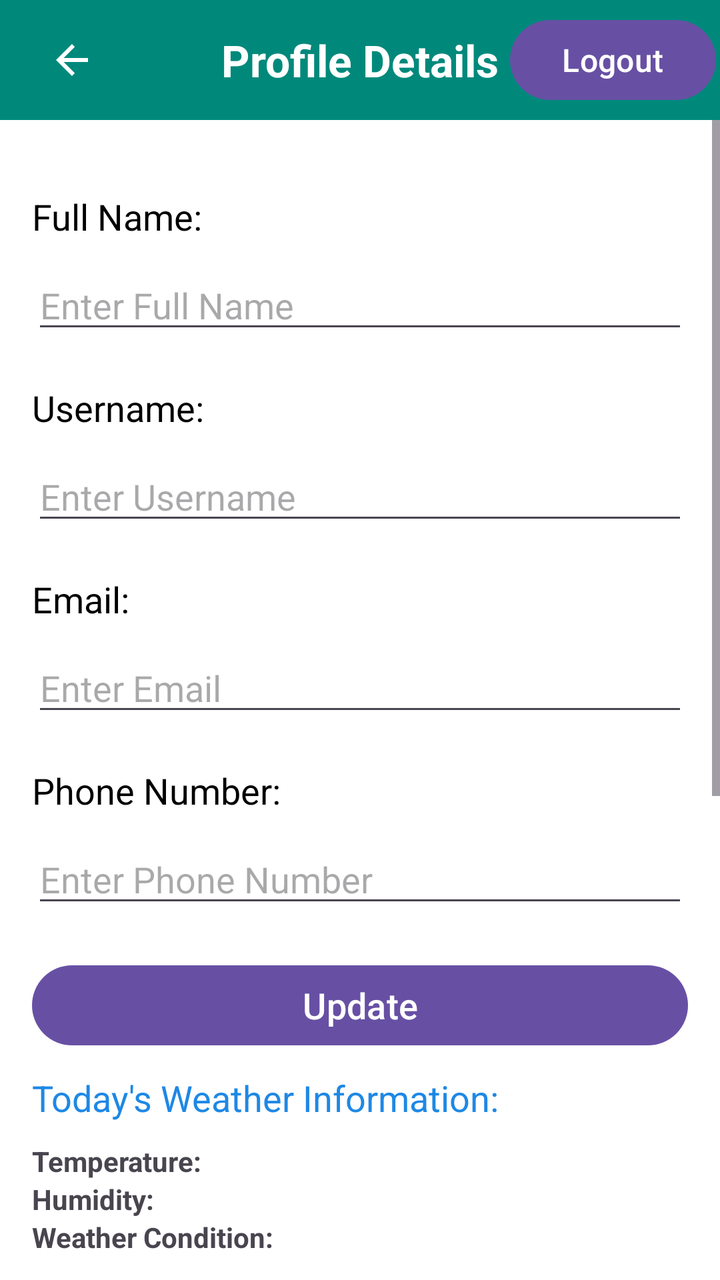
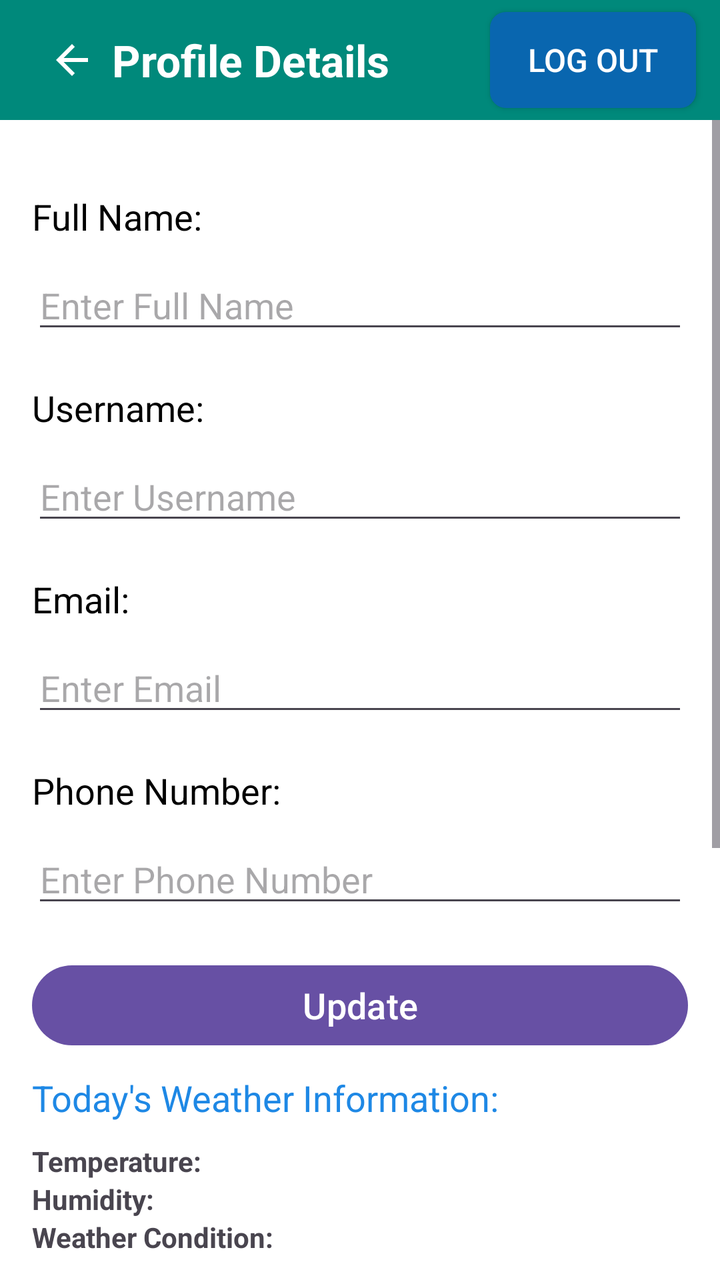

Before-and-after screenshots of an Android layout around one commit, followed by the original layout XML and the change that was made.
<!-- AndroidManifest.xml: application theme Theme.BasaKhuji -->
<!-- res/layout/profile_activity.xml -->
<LinearLayout xmlns:android="http://schemas.android.com/apk/res/android"
    android:layout_width="match_parent"
    android:layout_height="match_parent"
    xmlns:app="http://schemas.android.com/apk/res-auto"
    android:orientation="vertical">

    
    <androidx.appcompat.widget.Toolbar
        android:id="@+id/toolbar"
        android:layout_width="match_parent"
        android:layout_height="60dp"
        android:background="#00897B"
        android:elevation="4dp"
        android:theme="@style/ThemeOverlay.AppCompat.Dark.ActionBar"
        android:popupTheme="@style/ThemeOverlay.AppCompat.Light">

        
        <ImageView
            android:id="@+id/backButton"
            android:layout_width="wrap_content"
            android:layout_height="wrap_content"
            android:src="@drawable/ic_back"
            android:layout_gravity="start"
            android:padding="8dp"
            android:contentDescription="Back" />

        <TextView
        android:id="@+id/profileDetails"
        android:layout_width="wrap_content"
        android:layout_height="wrap_content"
        android:layout_weight="1"
        android:layout_gravity="center"
        android:text="Profile Details"
        android:textColor="@color/white"
        android:textSize="22sp"
        android:textStyle="bold" />

        <Button
            android:id="@+id/logoutButton"
            android:layout_width="103dp"
            android:layout_height="wrap_content"
            android:text="Logout"
            android:textColor="@color/white"
            android:layout_gravity="end"
            android:layout_marginEnd="2dp"
            android:textSize="16sp" />

    </androidx.appcompat.widget.Toolbar>

<ScrollView

    xmlns:tools="http://schemas.android.com/tools"
    android:layout_width="match_parent"
    android:layout_height="match_parent">

<RelativeLayout
    android:layout_width="match_parent"
    android:layout_height="wrap_content"
    android:background="@color/white"
    android:padding="16dp"
    tools:ignore="WebViewLayout">

    <TextView
        android:id="@+id/fullNameTextView"
        android:layout_width="wrap_content"
        android:layout_height="wrap_content"
        android:text="Full Name:"
        android:textSize="18sp"
        android:textColor="@color/black"
        android:layout_marginTop="20dp"/>

    <EditText
        android:id="@+id/fullNameEditText"
        android:layout_width="match_parent"
        android:layout_height="wrap_content"
        android:layout_below="@id/fullNameTextView"
        android:layout_marginTop="10dp"
        android:hint="Enter Full Name"
        android:inputType="text"
        android:textColor="@color/black"/>

    <TextView
        android:id="@+id/usernameTextView"
        android:layout_width="wrap_content"
        android:layout_height="wrap_content"
        android:text="Username:"
        android:textSize="18sp"
        android:textColor="@color/black"
        android:layout_below="@id/fullNameEditText"
        android:layout_marginTop="20dp"/>

    <EditText
        android:id="@+id/usernameEditText"
        android:layout_width="match_parent"
        android:layout_height="wrap_content"
        android:layout_below="@id/usernameTextView"
        android:layout_marginTop="10dp"
        android:hint="Enter Username"
        android:inputType="text"
        android:textColor="@color/black"/>

    <TextView
        android:id="@+id/emailTextView"
        android:layout_width="wrap_content"
        android:layout_height="wrap_content"
        android:text="Email:"
        android:textSize="18sp"
        android:textColor="@color/black"
        android:layout_below="@id/usernameEditText"
        android:layout_marginTop="20dp"/>

    <EditText
        android:id="@+id/emailEditText"
        android:layout_width="match_parent"
        android:layout_height="wrap_content"
        android:layout_below="@id/emailTextView"
        android:layout_marginTop="10dp"
        android:hint="Enter Email"
        android:inputType="textEmailAddress"
        android:textColor="@color/black"/>

    <TextView
        android:id="@+id/phoneNumberTextView"
        android:layout_width="wrap_content"
        android:layout_height="wrap_content"
        android:text="Phone Number:"
        android:textSize="18sp"
        android:textColor="@color/black"
        android:layout_below="@id/emailEditText"
        android:layout_marginTop="20dp"/>

    <EditText
        android:id="@+id/phoneNumberEditText"
        android:layout_width="match_parent"
        android:layout_height="wrap_content"
        android:layout_below="@id/phoneNumberTextView"
        android:layout_marginTop="10dp"
        android:hint="Enter Phone Number"
        android:inputType="phone"
        android:textColor="@color/black"/>

    <Button
        android:id="@+id/updateButton"
        android:layout_width="match_parent"
        android:layout_height="wrap_content"
        android:layout_below="@id/phoneNumberEditText"
        android:layout_marginTop="20dp"
        android:text="Update"
        android:textColor="@color/white"
        android:textSize="18sp"/>

    <TextView
        android:layout_width="match_parent"
        android:layout_height="wrap_content"
        android:id="@+id/wid"
        android:layout_below="@+id/updateButton"
        android:layout_marginTop="10dp"
        android:textSize="18sp"
        android:textColor="#1E88E5"
        android:text="Today's Weather Information:"
        />
    <LinearLayout
        android:layout_width="wrap_content"
        android:layout_height="wrap_content"
        android:orientation="vertical"
        android:id="@+id/weather"
        android:layout_marginTop="10dp"
        android:layout_marginBottom="10dp"
        android:layout_below="@+id/wid">

        <TextView
            android:layout_width="wrap_content"
            android:layout_height="wrap_content"
            android:id="@+id/temperatureTextView"
            android:text="Temperature: "
            android:textStyle="bold"
            android:layout_marginEnd="8dp"/>

        <TextView
            android:layout_width="wrap_content"
            android:layout_height="wrap_content"
            android:id="@+id/humidityTextView"
            android:text="Humidity: "
            android:textStyle="bold"
            android:layout_marginEnd="8dp"/>

        <TextView
            android:layout_width="wrap_content"
            android:layout_height="wrap_content"
            android:id="@+id/weatherConditionTextView"
            android:text="Weather Condition: "
            android:textStyle="bold"/>

    </LinearLayout>


    <Button
        android:id="@+id/button"
        android:layout_width="wrap_content"
        android:layout_height="40dp"
        android:layout_below="@+id/map_btn"
        android:layout_marginStart="80dp"
        android:layout_marginTop="22dp"
        android:onClick="buttonPlayYouTubeVideo"
        android:text="Play YouTube Video" />

    <WebView
        android:id="@+id/webView"
        android:layout_width="400dp"
        android:layout_height="201dp"
        android:layout_below="@+id/button"
        android:layout_marginTop="75dp" />
    <Button
        android:layout_width="wrap_content"
        android:layout_height="wrap_content"
        android:text="Google Map"
        android:layout_marginStart="90dp"
        android:textSize="18sp"
        android:layout_below="@+id/weather"
        android:id="@+id/map_btn"
        android:gravity="center"
        android:layout_marginTop="15dp"
        android:textStyle="bold"
        />

</RelativeLayout>
</ScrollView>
</LinearLayout>
<!-- resources referenced by this layout -->
<resources>
  <color name="black">#FF000000</color>
  <color name="white">#FFFFFFFF</color>
  <!-- drawable ic_back (drawable) -->
  <vector android:autoMirrored="true" android:height="24dp"
      android:tint="#FFFFFF" android:viewportHeight="24"
      android:viewportWidth="24" android:width="24dp" xmlns:android="http://schemas.android.com/apk/res/android">
      <path android:fillColor="@android:color/white" android:pathData="M20,11H7.83l5.59,-5.59L12,4l-8,8 8,8 1.41,-1.41L7.83,13H20v-2z"/>
  </vector>
  <style name="Theme.BasaKhuji" parent="Base.Theme.BasaKhuji" />
  <style name="Base.Theme.BasaKhuji" parent="Theme.Material3.DayNight.NoActionBar">
          
          
      </style>
</resources>

<!-- the commit's change to res/layout/profile_activity.xml (unified diff, before → after) -->
@@ -29,20 +29,21 @@
         android:layout_width="wrap_content"
         android:layout_height="wrap_content"
         android:layout_weight="1"
-        android:layout_gravity="center"
+        android:layout_gravity=""
         android:text="Profile Details"
         android:textColor="@color/white"
         android:textSize="22sp"
         android:textStyle="bold" />
 
-        <Button
+        <androidx.appcompat.widget.AppCompatButton
             android:id="@+id/logoutButton"
             android:layout_width="103dp"
             android:layout_height="wrap_content"
-            android:text="Logout"
+            android:text="Log out"
+            android:background="@drawable/button_background"
             android:textColor="@color/white"
             android:layout_gravity="end"
-            android:layout_marginEnd="2dp"
+            android:layout_marginEnd="12dp"
             android:textSize="16sp" />
 
     </androidx.appcompat.widget.Toolbar>
@@ -193,35 +194,36 @@
 
     </LinearLayout>
 
-
-    <Button
+    <androidx.appcompat.widget.AppCompatButton
+        android:layout_width="140dp"
+        android:layout_height="wrap_content"
+        android:text="Google Map"
+        android:background="#00897B"
+        android:layout_marginStart="110dp"
+        android:textSize="18sp"
+        android:layout_below="@+id/weather"
+        android:id="@+id/map_btn"
+        android:layout_marginTop="15dp"
+        android:textStyle="bold"
+        android:textColor="@color/white"
+        />
+
+    <TextView
         android:id="@+id/button"
         android:layout_width="wrap_content"
         android:layout_height="40dp"
         android:layout_below="@+id/map_btn"
-        android:layout_marginStart="80dp"
-        android:layout_marginTop="22dp"
-        android:onClick="buttonPlayYouTubeVideo"
-        android:text="Play YouTube Video" />
+        android:layout_marginTop="24dp"
+        android:textSize="16sp"
+        android:textStyle="bold|italic"
+        android:text="An overview of proeprty rental system!" />
 
     <WebView
         android:id="@+id/webView"
         android:layout_width="400dp"
         android:layout_height="201dp"
         android:layout_below="@+id/button"
-        android:layout_marginTop="75dp" />
-    <Button
-        android:layout_width="wrap_content"
-        android:layout_height="wrap_content"
-        android:text="Google Map"
-        android:layout_marginStart="90dp"
-        android:textSize="18sp"
-        android:layout_below="@+id/weather"
-        android:id="@+id/map_btn"
-        android:gravity="center"
-        android:layout_marginTop="15dp"
-        android:textStyle="bold"
-        />
+        android:layout_marginTop="2dp" />
 
 </RelativeLayout>
 </ScrollView>
<!-- resource entries referenced after the edit -->
@@ -2,6 +2,22 @@
 <resources>
   <color name="black">#FF000000</color>
   <color name="white">#FFFFFFFF</color>
+  <!-- drawable button_background (drawable) -->
+  <?xml version="1.0" encoding="utf-8"?>
+  <shape xmlns:android="http://schemas.android.com/apk/res/android"
+      android:shape="rectangle">
+  
+      <corners android:radius="8dp" />
+  
+      <solid android:color="#0966AF" />
+  
+      <padding
+          android:left="12dp"
+          android:top="12dp"
+          android:right="12dp"
+          android:bottom="12dp" />
+  
+  </shape>
   <!-- drawable ic_back (drawable) -->
   <vector android:autoMirrored="true" android:height="24dp"
       android:tint="#FFFFFF" android:viewportHeight="24"
